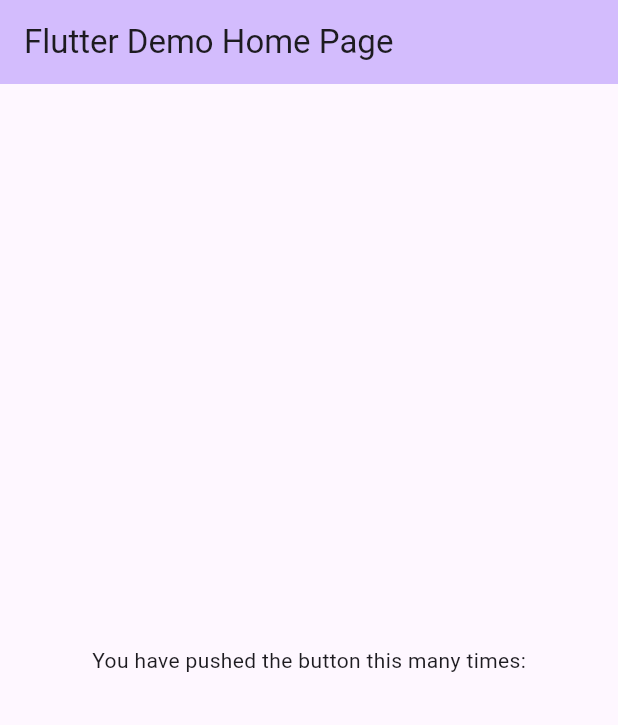
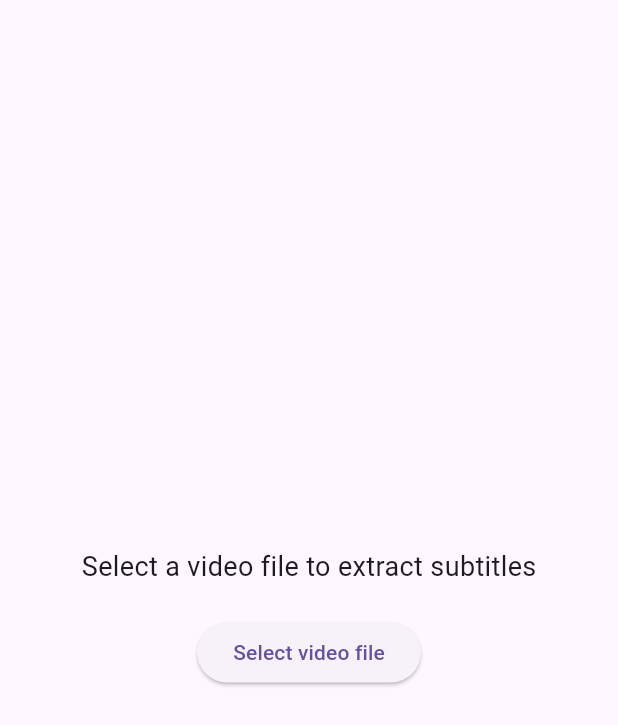
Before and after one commit to ConnectionOuOb/Video2Subs, a Flutter app: the screen it shows after launch, on a phone screen of 412 x 824 dp. Shown: the top 725 px of the screen. Run offline on Flutter 3.47's test engine with Material 3 defaults, Android fonts, the phone set to English and light mode, and no system bars; our stand-ins replace file_picker.

Commit message:
Upload file function

```diff
--- a/lib/main.dart
+++ b/lib/main.dart
@@ -1,48 +1,51 @@
+import 'tool/selectFile.dart';
 import 'package:flutter/material.dart';
 
 void main() {
-  runApp(const MyApp());
+  runApp(const Video2Subs());
 }
 
-class MyApp extends StatelessWidget {
-  const MyApp({super.key});
+class Video2Subs extends StatelessWidget {
+  const Video2Subs({super.key});
 
   @override
   Widget build(BuildContext context) {
-    return MaterialApp(
-      title: 'Flutter Demo',
-      theme: ThemeData(
-        colorScheme: ColorScheme.fromSeed(seedColor: Colors.deepPurple),
-        useMaterial3: true,
-      ),
-      home: const MyHomePage(title: 'Flutter Demo Home Page'),
+    return const MaterialApp(
+      title: 'Video2Subs',
+      debugShowCheckedModeBanner: false,
+      home: HomePage(),
     );
   }
 }
 
-class MyHomePage extends StatefulWidget {
-  const MyHomePage({super.key, required this.title});
-
-  final String title;
+class HomePage extends StatefulWidget {
+  const HomePage({super.key});
 
   @override
-  State<MyHomePage> createState() => _MyHomePageState();
+  State<HomePage> createState() => _MyHomePageState();
 }
 
-class _MyHomePageState extends State<MyHomePage> {
+class _MyHomePageState extends State<HomePage> {
   @override
   Widget build(BuildContext context) {
     return Scaffold(
-      appBar: AppBar(
-        backgroundColor: Theme.of(context).colorScheme.inversePrimary,
-        title: Text(widget.title),
-      ),
-      body: const Center(
+      body: SizedBox(
+        width: double.infinity,
+        height: double.infinity,
         child: Column(
           mainAxisAlignment: MainAxisAlignment.center,
-          children: <Widget>[
-            Text(
-              'You have pushed the button this many times:',
+          crossAxisAlignment: CrossAxisAlignment.center,
+          children: [
+            const Text(
+              'Select a video file to extract subtitles',
+              style: TextStyle(fontSize: 18),
+            ),
+            const SizedBox(height: 20),
+            ElevatedButton(
+              onPressed: () {
+                selectFile();
+              },
+              child: const Text('Select video file'),
             ),
           ],
         ),
--- /dev/null
+++ b/lib/tool/selectFile.dart
@@ -0,0 +1,13 @@
+import 'package:file_picker/file_picker.dart';
+
+void selectFile() async {
+  FilePickerResult? result = await FilePicker.platform.pickFiles();
+
+  if (result == null) return;
+
+  String? filePath = result.files.single.path;
+  String fileName = result.files.single.name;
+
+  print('Selected file: $filePath');
+  print('Selected file: $fileName');
+}
--- a/pubspec.yaml
+++ b/pubspec.yaml
@@ -35,6 +35,7 @@ dependencies:
   # The following adds the Cupertino Icons font to your application.
   # Use with the CupertinoIcons class for iOS style icons.
   cupertino_icons: ^1.0.6
+  file_picker: ^8.0.3
 
 dev_dependencies:
   flutter_test:
```
Also changed, not shown: pubspec.lock, 1 other file.
